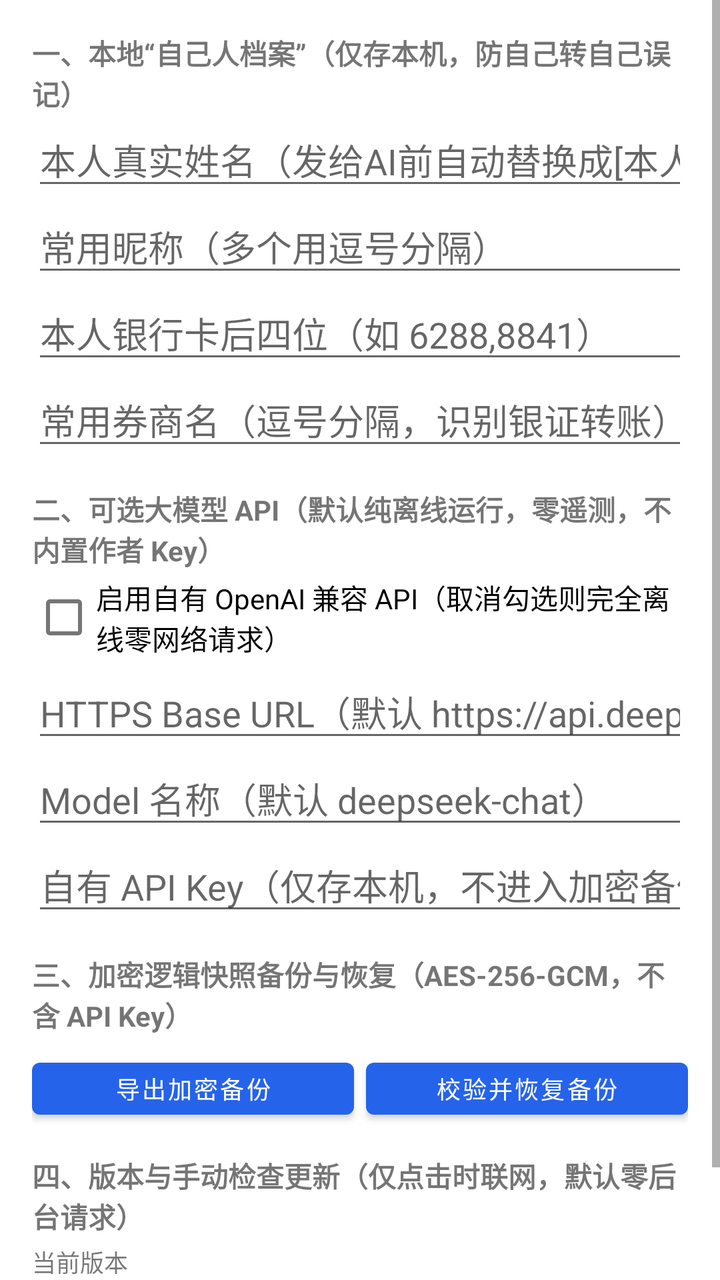
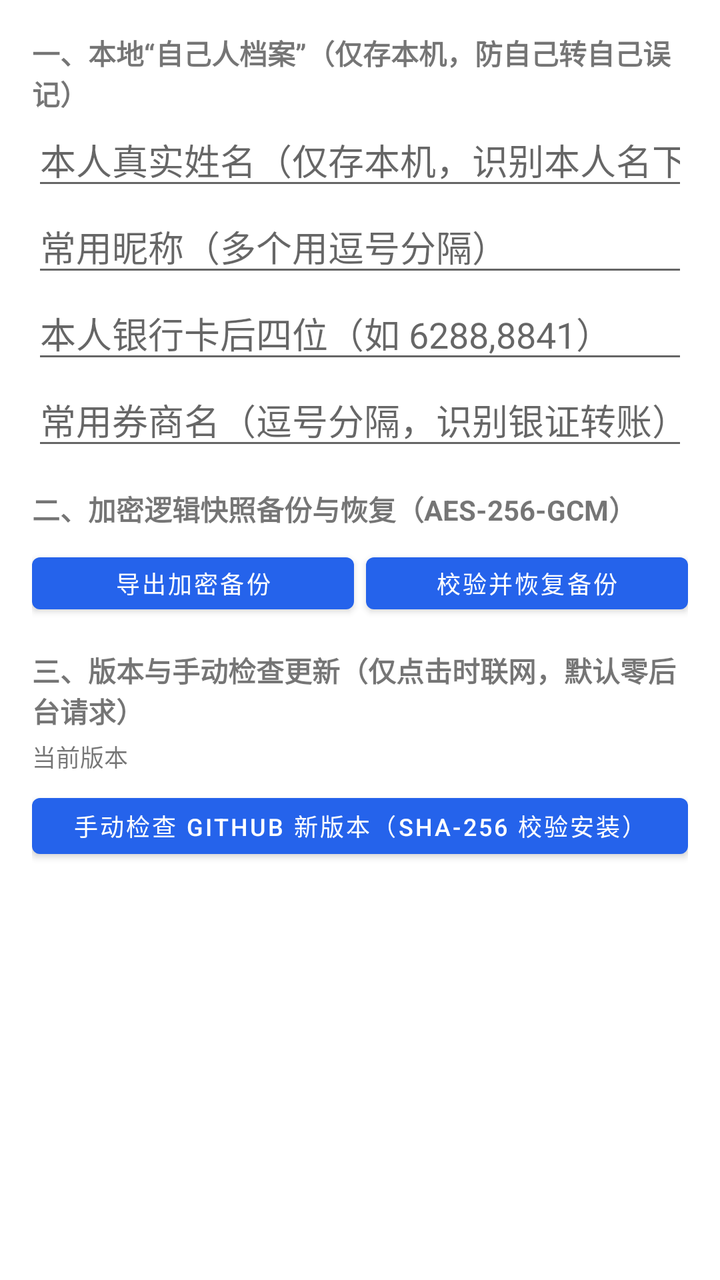

The first picture is an Android layout as it rendered before a commit; the second is the same layout after the commit. The layout source and the unified diff follow.
<!-- AndroidManifest.xml: application theme Theme.WalletWatcher -->
<!-- res/layout/dialog_settings.xml -->
<?xml version="1.0" encoding="utf-8"?>
<ScrollView xmlns:android="http://schemas.android.com/apk/res/android"
    android:layout_width="match_parent"
    android:layout_height="wrap_content">

    <LinearLayout
        android:layout_width="match_parent"
        android:layout_height="wrap_content"
        android:orientation="vertical"
        android:padding="16dp">

        <TextView
            android:layout_width="match_parent"
            android:layout_height="wrap_content"
            android:text="一、本地“自己人档案”（仅存本机，防自己转自己误记）"
            android:textStyle="bold" />

        <EditText
            android:id="@+id/etRealName"
            android:layout_width="match_parent"
            android:layout_height="wrap_content"
            android:hint="本人真实姓名（发给AI前自动替换成[本人姓名]）"
            android:inputType="textPersonName" />

        <EditText
            android:id="@+id/etAliases"
            android:layout_width="match_parent"
            android:layout_height="wrap_content"
            android:hint="常用昵称（多个用逗号分隔）"
            android:inputType="text" />

        <EditText
            android:id="@+id/etCardTails"
            android:layout_width="match_parent"
            android:layout_height="wrap_content"
            android:hint="本人银行卡后四位（如 6288,8841）"
            android:inputType="text" />

        <EditText
            android:id="@+id/etBrokers"
            android:layout_width="match_parent"
            android:layout_height="wrap_content"
            android:hint="常用券商名（逗号分隔，识别银证转账）"
            android:inputType="text" />

        <TextView
            android:layout_width="match_parent"
            android:layout_height="wrap_content"
            android:layout_marginTop="14dp"
            android:text="二、可选大模型 API（默认纯离线运行，零遥测，不内置作者 Key）"
            android:textStyle="bold" />

        <CheckBox
            android:id="@+id/cbUseRealApi"
            android:layout_width="match_parent"
            android:layout_height="wrap_content"
            android:text="启用自有 OpenAI 兼容 API（取消勾选则完全离线零网络请求）" />

        <EditText
            android:id="@+id/etBaseUrl"
            android:layout_width="match_parent"
            android:layout_height="wrap_content"
            android:hint="HTTPS Base URL（默认 https://api.deepseek.com）"
            android:inputType="textUri" />

        <EditText
            android:id="@+id/etModel"
            android:layout_width="match_parent"
            android:layout_height="wrap_content"
            android:hint="Model 名称（默认 deepseek-chat）"
            android:inputType="text" />

        <EditText
            android:id="@+id/etApiKey"
            android:layout_width="match_parent"
            android:layout_height="wrap_content"
            android:hint="自有 API Key（仅存本机，不进入加密备份）"
            android:inputType="textPassword" />

        <TextView
            android:layout_width="match_parent"
            android:layout_height="wrap_content"
            android:layout_marginTop="14dp"
            android:text="三、加密逻辑快照备份与恢复（AES-256-GCM，不含 API Key）"
            android:textStyle="bold" />

        <LinearLayout
            android:layout_width="match_parent"
            android:layout_height="wrap_content"
            android:layout_marginTop="8dp"
            android:orientation="horizontal">

            <Button
                android:id="@+id/btnExportBackup"
                android:layout_width="0dp"
                android:layout_height="38dp"
                android:layout_marginEnd="6dp"
                android:layout_weight="1"
                android:text="导出加密备份"
                android:textSize="12sp" />

            <Button
                android:id="@+id/btnRestoreBackup"
                android:layout_width="0dp"
                android:layout_height="38dp"
                android:layout_weight="1"
                android:text="校验并恢复备份"
                android:textSize="12sp" />
        </LinearLayout>

        <TextView
            android:layout_width="match_parent"
            android:layout_height="wrap_content"
            android:layout_marginTop="14dp"
            android:text="四、版本与手动检查更新（仅点击时联网，默认零后台请求）"
            android:textStyle="bold" />

        <TextView
            android:id="@+id/tvAppVersionInfo"
            android:layout_width="match_parent"
            android:layout_height="wrap_content"
            android:layout_marginTop="4dp"
            android:text="当前版本"
            android:textSize="12sp" />

        <Button
            android:id="@+id/btnCheckUpdate"
            android:layout_width="match_parent"
            android:layout_height="40dp"
            android:layout_marginTop="6dp"
            android:text="手动检查 GitHub 新版本（SHA-256 校验安装）"
            android:textSize="12sp" />

    </LinearLayout>
</ScrollView>
<!-- resources referenced by this layout -->
<resources>
  <style name="Theme.WalletWatcher" parent="Theme.MaterialComponents.Light.NoActionBar">
          <item name="colorPrimary">@color/primary</item>
          <item name="colorPrimaryVariant">@color/primary</item>
          <item name="colorOnPrimary">#FFFFFF</item>
          <item name="android:statusBarColor">#1E293B</item>
      </style>
  <color name="primary">#2563EB</color>
</resources>

<!-- the commit's change to res/layout/dialog_settings.xml (unified diff, before → after) -->
@@ -19,7 +19,7 @@
             android:id="@+id/etRealName"
             android:layout_width="match_parent"
             android:layout_height="wrap_content"
-            android:hint="本人真实姓名（发给AI前自动替换成[本人姓名]）"
+            android:hint="本人真实姓名（仅存本机，识别本人名下互转）"
             android:inputType="textPersonName" />
 
         <EditText
@@ -43,45 +43,54 @@
             android:hint="常用券商名（逗号分隔，识别银证转账）"
             android:inputType="text" />
 
-        <TextView
+        
+        <LinearLayout
+            android:id="@+id/layoutAiApiSection"
             android:layout_width="match_parent"
             android:layout_height="wrap_content"
-            android:layout_marginTop="14dp"
-            android:text="二、可选大模型 API（默认纯离线运行，零遥测，不内置作者 Key）"
-            android:textStyle="bold" />
+            android:orientation="vertical"
+            android:visibility="gone">
 
-        <CheckBox
-            android:id="@+id/cbUseRealApi"
-            android:layout_width="match_parent"
-            android:layout_height="wrap_content"
-            android:text="启用自有 OpenAI 兼容 API（取消勾选则完全离线零网络请求）" />
+            <TextView
+                android:layout_width="match_parent"
+                android:layout_height="wrap_content"
+                android:layout_marginTop="14dp"
+                android:text="可选大模型 API（默认纯离线运行，零遥测，不内置作者 Key）"
+                android:textStyle="bold" />
 
-        <EditText
-            android:id="@+id/etBaseUrl"
-            android:layout_width="match_parent"
-            android:layout_height="wrap_content"
-            android:hint="HTTPS Base URL（默认 https://api.deepseek.com）"
-            android:inputType="textUri" />
+            <CheckBox
+                android:id="@+id/cbUseRealApi"
+                android:layout_width="match_parent"
+                android:layout_height="wrap_content"
+                android:text="启用自有 OpenAI 兼容 API（取消勾选则完全离线零网络请求）" />
 
-        <EditText
-            android:id="@+id/etModel"
-            android:layout_width="match_parent"
-            android:layout_height="wrap_content"
-            android:hint="Model 名称（默认 deepseek-chat）"
-            android:inputType="text" />
+            <EditText
+                android:id="@+id/etBaseUrl"
+                android:layout_width="match_parent"
+                android:layout_height="wrap_content"
+                android:hint="HTTPS Base URL（默认 https://api.deepseek.com）"
+                android:inputType="textUri" />
 
-        <EditText
-            android:id="@+id/etApiKey"
-            android:layout_width="match_parent"
-            android:layout_height="wrap_content"
-            android:hint="自有 API Key（仅存本机，不进入加密备份）"
-            android:inputType="textPassword" />
+            <EditText
+                android:id="@+id/etModel"
+                android:layout_width="match_parent"
+                android:layout_height="wrap_content"
+                android:hint="Model 名称（默认 deepseek-chat）"
+                android:inputType="text" />
+
+            <EditText
+                android:id="@+id/etApiKey"
+                android:layout_width="match_parent"
+                android:layout_height="wrap_content"
+                android:hint="自有 API Key（仅存本机，不进入加密备份）"
+                android:inputType="textPassword" />
+        </LinearLayout>
 
         <TextView
             android:layout_width="match_parent"
             android:layout_height="wrap_content"
             android:layout_marginTop="14dp"
-            android:text="三、加密逻辑快照备份与恢复（AES-256-GCM，不含 API Key）"
+            android:text="二、加密逻辑快照备份与恢复（AES-256-GCM）"
             android:textStyle="bold" />
 
         <LinearLayout
@@ -112,7 +121,7 @@
             android:layout_width="match_parent"
             android:layout_height="wrap_content"
             android:layout_marginTop="14dp"
-            android:text="四、版本与手动检查更新（仅点击时联网，默认零后台请求）"
+            android:text="三、版本与手动检查更新（仅点击时联网，默认零后台请求）"
             android:textStyle="bold" />
 
         <TextView
